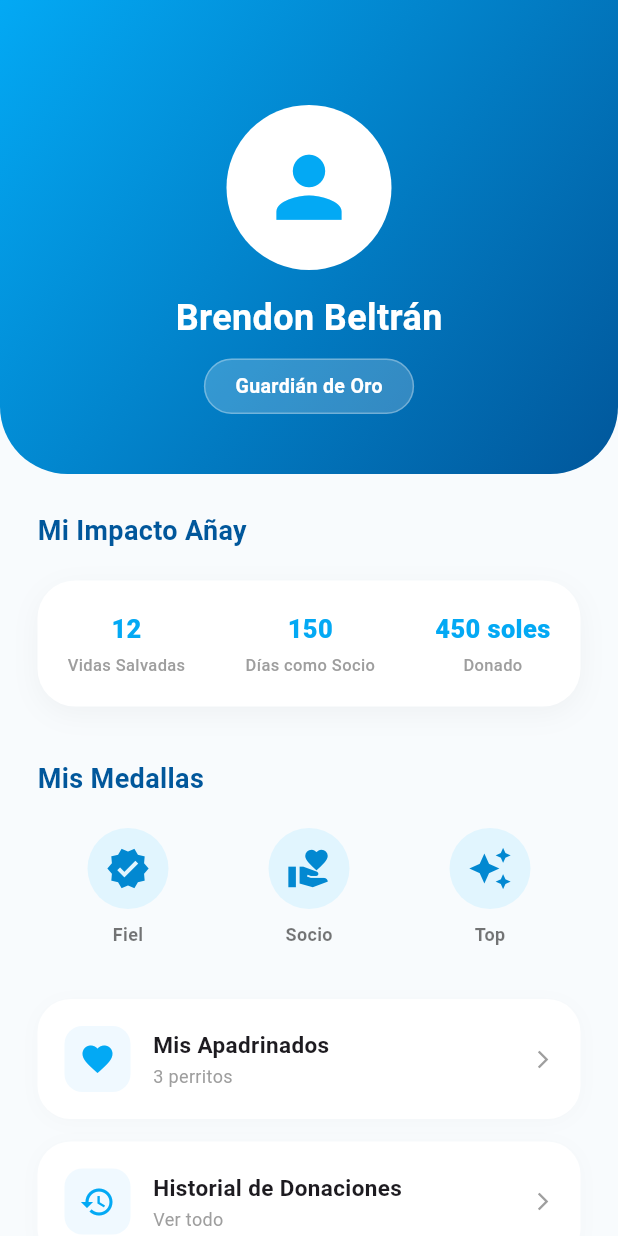
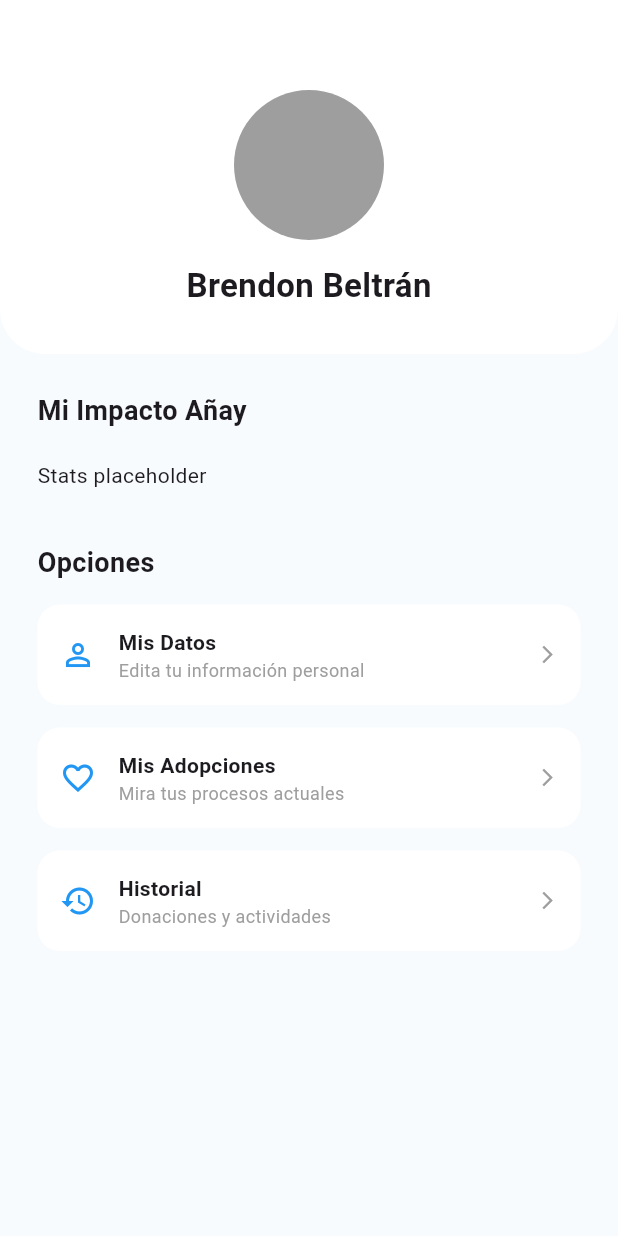
Before and after one commit to OngAnay/anayong, a Flutter app: the PerfilScreen screen opened by its route, on a phone screen of 412 x 824 dp. Run offline on Flutter 3.47's test engine with Material 3 defaults, Android fonts, the phone set to English and light mode, and no system bars; network calls fail.

Commit message:
navegacion completa

```diff
--- a/lib/Screens/carrito_screen.dart
+++ b/lib/Screens/carrito_screen.dart
@@ -92,7 +92,7 @@ class CarritoScreen extends StatelessWidget {
         borderRadius: const BorderRadius.vertical(top: Radius.circular(40)),
         boxShadow: [
           BoxShadow(
-            color: const Color(0xFF01579B).withOpacity(0.2),
+            color: const Color(0xFF01579B).withValues(alpha:0.2),
             blurRadius: 15,
             offset: const Offset(0, -5),
           ),
@@ -109,7 +109,7 @@ class CarritoScreen extends StatelessWidget {
                 style: TextStyle(color: Colors.white, fontSize: 18),
               ),
               Text(
-                "57 soles",
+                "7 soles",
                 style: TextStyle(
                   color: Colors.white,
                   fontSize: 26,
--- a/lib/Screens/catalogo_merch_screen.dart
+++ b/lib/Screens/catalogo_merch_screen.dart
@@ -18,12 +18,30 @@ class CatalogoMerchScreen extends StatelessWidget {
         actions: [
           IconButton(
             onPressed: () {
-              // Lógica para abrir el carrito
+               Navigator.pushNamed(context, '/carrito');
             },
             icon: const Icon(Icons.shopping_cart),
           ),
         ],
       ),
+      bottomNavigationBar: BottomNavigationBar(
+  type: BottomNavigationBarType.fixed,
+  selectedItemColor: const Color(0xFF01579B), // El azul de Añay
+  unselectedItemColor: Colors.grey,
+  currentIndex: 0,
+  onTap: (index) {
+    if (index == 1) {
+      Navigator.pushNamed(context, '/ruta_impacto');
+    } else if (index == 2) {
+      Navigator.pushNamed(context, '/perfil');
+    }
+  },
+  items: const [
+    BottomNavigationBarItem(icon: Icon(Icons.pets), label: 'Tienda'),
+    BottomNavigationBarItem(icon: Icon(Icons.favorite), label: 'Ruta'),
+    BottomNavigationBarItem(icon: Icon(Icons.person), label: 'Perfil'),
+  ],
+),
       body: GridView.builder(
         padding: const EdgeInsets.all(15),
         gridDelegate: const SliverGridDelegateWithFixedCrossAxisCount(
@@ -60,7 +78,7 @@ class CatalogoMerchScreen extends StatelessWidget {
         borderRadius: BorderRadius.circular(15),
         boxShadow: [
           BoxShadow(
-            color: Colors.black.withOpacity(0.05),
+            color: Colors.black.withValues(alpha:0.05),
             blurRadius: 10,
             offset: const Offset(0, 5),
           )
--- a/lib/Screens/empresa_aliada_screen.dart
+++ b/lib/Screens/empresa_aliada_screen.dart
@@ -122,7 +122,7 @@ class EmpresaAliadaScreen extends StatelessWidget {
         border: Border.all(color: Colors.grey.shade200),
         boxShadow: [
           BoxShadow(
-            color: Colors.black.withOpacity(0.05),
+            color: Colors.black.withValues(alpha: 0.05),
             blurRadius: 5,
             offset: const Offset(0, 2),
           ),
--- a/lib/Screens/feet_videos_screen.dart
+++ b/lib/Screens/feet_videos_screen.dart
@@ -31,7 +31,7 @@ class FeedVideosScreen extends StatelessWidget {
                     end: Alignment.bottomCenter,
                     colors: [
                       Colors.transparent,
-                      Colors.black.withOpacity(0.7),
+                      Colors.black.withValues(alpha: 0.7),
                     ],
                   ),
                 ),
--- a/lib/Screens/login_screen.dart
+++ b/lib/Screens/login_screen.dart
@@ -75,7 +75,7 @@ class LoginScreen extends StatelessWidget {
             // BOTÓN INVITADO
             TextButton(
               onPressed: () {
-                // Navegación directa al Home
+                 Navigator.pushNamed(context, '/catalogo');
               },
               child: const Text(
                 "Entrar como invitado",
--- a/lib/Screens/market_aliados_screen.dart
+++ b/lib/Screens/market_aliados_screen.dart
@@ -80,7 +80,7 @@ class MarketAliadosScreen extends StatelessWidget {
         borderRadius: BorderRadius.circular(20),
         boxShadow: [
           BoxShadow(
-            color: Colors.black.withOpacity(0.05),
+            color: Colors.black.withValues(alpha: 0.05),
             blurRadius: 10,
             offset: const Offset(0, 5),
           )
--- a/lib/Screens/perfil_screen.dart
+++ b/lib/Screens/perfil_screen.dart
@@ -18,22 +18,19 @@ class PerfilScreen extends StatelessWidget {
                 children: [
                   const Text(
                     "Mi Impacto Añay",
-                    style: TextStyle(fontWeight: FontWeight.bold, fontSize: 18, color: Color(0xFF01579B)),
+                    style: TextStyle(fontWeight: FontWeight.bold, fontSize: 18),
                   ),
                   const SizedBox(height: 20),
                   _buildStatsRow(),
                   const SizedBox(height: 35),
                   const Text(
-                    "Mis Medallas",
-                    style: TextStyle(fontWeight: FontWeight.bold, fontSize: 18, color: Color(0xFF01579B)),
+                    "Opciones",
+                    style: TextStyle(fontWeight: FontWeight.bold, fontSize: 18),
                   ),
-                  const SizedBox(height: 20),
-                  _buildMedallasRow(),
-                  const SizedBox(height: 35),
-                  _buildOpcionMenu(Icons.favorite, "Mis Apadrinados", "3 perritos"),
-                  _buildOpcionMenu(Icons.history, "Historial de Donaciones", "Ver todo"),
-                  _buildOpcionMenu(Icons.settings, "Configuración", "Cuenta y pagos"),
-                  const SizedBox(height: 20),
+                  const SizedBox(height: 15),
+                  _buildOpcionMenu(Icons.person_outline, "Mis Datos", "Edita tu información personal"),
+                  _buildOpcionMenu(Icons.favorite_border, "Mis Adopciones", "Mira tus procesos actuales"),
+                  _buildOpcionMenu(Icons.history, "Historial", "Donaciones y actividades"),
                 ],
               ),
             ),
@@ -45,110 +42,27 @@ class PerfilScreen extends StatelessWidget {
 
   Widget _buildHeaderPerfil() {
     return Container(
+      padding: const EdgeInsets.only(top: 60, bottom: 30),
       width: double.infinity,
-      padding: const EdgeInsets.only(top: 70, bottom: 40),
       decoration: const BoxDecoration(
-        gradient: LinearGradient(
-          begin: Alignment.topLeft,
-          end: Alignment.bottomRight,
-          colors: [Color(0xFF03A9F4), Color(0xFF01579B)],
-        ),
-        borderRadius: BorderRadius.vertical(bottom: Radius.circular(45)),
+        color: Colors.white,
+        borderRadius: BorderRadius.only(bottomLeft: Radius.circular(30), bottomRight: Radius.circular(30)),
       ),
-      child: Column(
+      child: const Column(
         children: [
-          const CircleAvatar(
-            radius: 55,
-            backgroundColor: Colors.white,
-            child: Icon(Icons.person, size: 65, color: Color(0xFF03A9F4)),
-          ),
-          const SizedBox(height: 15),
-          const Text(
-            "Brendon Beltrán",
-            style: TextStyle(color: Colors.white, fontSize: 24, fontWeight: FontWeight.bold),
-          ),
-          const SizedBox(height: 10),
-          Container(
-            padding: const EdgeInsets.symmetric(horizontal: 20, vertical: 8),
-            decoration: BoxDecoration(
-              color: Colors.white.withAlpha(50),
-              borderRadius: BorderRadius.circular(30),
-              border: Border.all(color: Colors.white30),
-            ),
-            child: const Text(
-              "Guardián de Oro",
-              style: TextStyle(color: Colors.white, fontSize: 13, fontWeight: FontWeight.bold),
-            ),
-          ),
+          CircleAvatar(radius: 50, backgroundColor: Colors.grey),
+          SizedBox(height: 15),
+          Text("Brendon Beltrán", style: TextStyle(fontSize: 22, fontWeight: FontWeight.bold)),
         ],
       ),
     );
   }
 
   Widget _buildStatsRow() {
-    return Container(
-      padding: const EdgeInsets.all(20),
-      decoration: BoxDecoration(
-        color: Colors.white,
-        borderRadius: BorderRadius.circular(25),
-        boxShadow: [
-          BoxShadow(color: Colors.black.withAlpha(10), blurRadius: 15, offset: const Offset(0, 5))
-        ],
-      ),
-      child: Row(
-        mainAxisAlignment: MainAxisAlignment.spaceBetween,
-        children: [
-          _buildStatItem("Vidas Salvadas", "12"),
-          _buildStatItem("Días como Socio", "150"),
-          _buildStatItem("Donado", "450 soles"),
-        ],
-      ),
-    );
-  }
-
-  Widget _buildStatItem(String label, String valor) {
-    return Column(
+    return const Row(
+      mainAxisAlignment: MainAxisAlignment.spaceBetween,
       children: [
-        Text(
-          valor,
-          style: const TextStyle(color: Color(0xFF03A9F4), fontWeight: FontWeight.w900, fontSize: 17),
-        ),
-        const SizedBox(height: 4),
-        Text(
-          label,
-          style: const TextStyle(color: Colors.grey, fontSize: 11, fontWeight: FontWeight.w500),
-        ),
-      ],
-    );
-  }
-
-  Widget _buildMedallasRow() {
-    return Row(
-      mainAxisAlignment: MainAxisAlignment.spaceAround,
-      children: [
-        _buildMedalla(Icons.verified, "Fiel"),
-        _buildMedalla(Icons.volunteer_activism, "Socio"),
-        _buildMedalla(Icons.auto_awesome, "Top"),
-      ],
-    );
-  }
-
-  Widget _buildMedalla(IconData icono, String nombre) {
-    return Column(
-      children: [
-        Container(
-          padding: const EdgeInsets.all(12),
-          decoration: const BoxDecoration(
-            color: Color(0xFFE1F5FE),
-            shape: BoxShape.circle,
-          ),
-          child: Icon(icono, color: const Color(0xFF0288D1), size: 30),
-        ),
-        const SizedBox(height: 8),
-        Text(
-          nombre,
-          style: const TextStyle(fontSize: 12, fontWeight: FontWeight.bold, color: Colors.black54),
-        ),
+        Text("Stats placeholder"), // Aquí puedes poner tus widgets de impacto
       ],
     );
   }
@@ -156,35 +70,25 @@ class PerfilScreen extends StatelessWidget {
   Widget _buildOpcionMenu(IconData icono, String titulo, String subtitulo) {
     return Container(
       margin: const EdgeInsets.only(bottom: 15),
-      padding: const EdgeInsets.all(18),
+      padding: const EdgeInsets.all(15),
       decoration: BoxDecoration(
         color: Colors.white,
-        borderRadius: BorderRadius.circular(22),
-        boxShadow: [
-          BoxShadow(color: Colors.black.withAlpha(5), blurRadius: 10, offset: const Offset(0, 2))
-        ],
+        borderRadius: BorderRadius.circular(15),
       ),
       child: Row(
         children: [
-          Container(
-            padding: const EdgeInsets.all(10),
-            decoration: BoxDecoration(
-              color: const Color(0xFFF0F9FF),
-              borderRadius: BorderRadius.circular(12),
-            ),
-            child: Icon(icono, color: const Color(0xFF03A9F4)),
-          ),
+          Icon(icono, color: Colors.blue),
           const SizedBox(width: 15),
           Expanded(
             child: Column(
               crossAxisAlignment: CrossAxisAlignment.start,
               children: [
-                Text(titulo, style: const TextStyle(fontWeight: FontWeight.bold, fontSize: 15)),
-                const SizedBox(height: 2),
+                Text(titulo, style: const TextStyle(fontWeight: FontWeight.bold)),
                 Text(subtitulo, style: const TextStyle(color: Colors.grey, fontSize: 12)),
               ],
             ),
-          ),  Icon(Icons.arrow_forward_ios, size: 14, color: Colors.grey),
+          ),
+          const Icon(Icons.arrow_forward_ios, size: 14, color: Colors.grey),
         ],
       ),
     );
--- a/lib/Screens/reportar_perdido_screen.dart
+++ b/lib/Screens/reportar_perdido_screen.dart
@@ -43,7 +43,7 @@ class ReportarPerdidoScreen extends StatelessWidget {
                   color: Colors.grey.shade100,
                   borderRadius: BorderRadius.circular(20),
                   border: Border.all(
-                    color: Colors.redAccent.withOpacity(0.3),
+                    color: Colors.redAccent.withValues(alpha: 0.3),
                     width: 2,
                   ),
                 ),
--- a/lib/Screens/ruta_impacto_screen.dart
+++ b/lib/Screens/ruta_impacto_screen.dart
@@ -83,7 +83,7 @@ class RutaImpactoScreen extends StatelessWidget {
                 boxShadow: completado
                     ? [
                         BoxShadow(
-                          color: colorPrincipal.withOpacity(0.4),
+                          color: colorPrincipal.withValues(alpha: 0.4),
                           blurRadius: 10,
                           offset: const Offset(0, 4),
                         )
```
